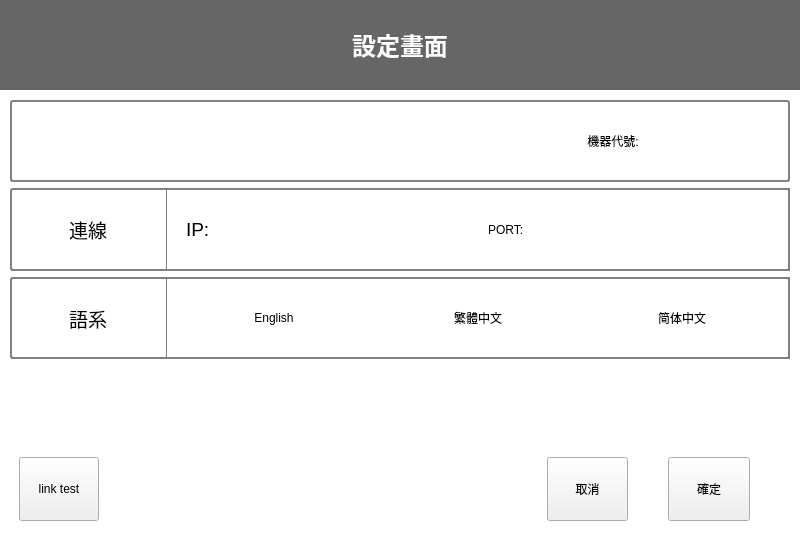
Above: BRClient/StageSetting.ui from roger0816/BRC before the change. Below: the same form after it.
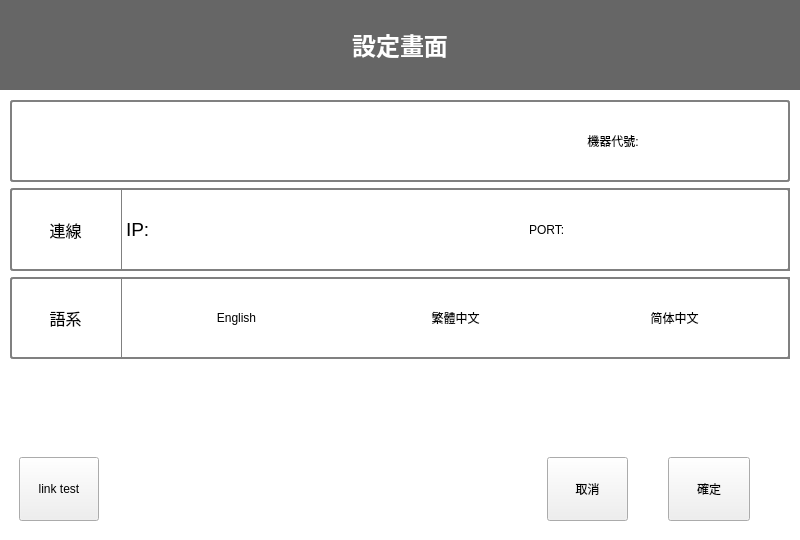
That is the form after the change. Custom widgets are drawn as their Qt base class.

What changed in the file:
```diff
--- a/BRClient/StageSetting.ui
+++ b/BRClient/StageSetting.ui
@@ -240,7 +240,7 @@
               <widget class="QWidget" name="wNetwork" native="true">
                <property name="minimumSize">
                 <size>
-                 <width>40</width>
+                 <width>121</width>
                  <height>40</height>
                 </size>
                </property>
@@ -254,7 +254,7 @@
     padding: 1px 18px 1px 3px;
     min-width: 6em;}</string>
                </property>
-               <layout class="QGridLayout" name="gridLayout_4" columnstretch="1,4">
+               <layout class="QGridLayout" name="gridLayout_4" columnstretch="1,6">
                 <property name="leftMargin">
                  <number>0</number>
                 </property>
@@ -280,7 +280,7 @@
                   </property>
                   <property name="font">
                    <font>
-                    <pointsize>14</pointsize>
+                    <pointsize>12</pointsize>
                    </font>
                   </property>
                   <property name="text">
@@ -295,7 +295,7 @@
                  <widget class="QWidget" name="w0_1" native="true">
                   <property name="minimumSize">
                    <size>
-                    <width>40</width>
+                    <width>119</width>
                     <height>40</height>
                    </size>
                   </property>
@@ -307,21 +307,21 @@
                   <property name="styleSheet">
                    <string notr="true"/>
                   </property>
-                  <layout class="QGridLayout" name="gridLayout_11">
+                  <layout class="QGridLayout" name="gridLayout_11" columnstretch="1,5,2,3">
                    <property name="leftMargin">
-                    <number>20</number>
+                    <number>5</number>
                    </property>
                    <property name="topMargin">
                     <number>5</number>
                    </property>
                    <property name="rightMargin">
-                    <number>20</number>
+                    <number>5</number>
                    </property>
                    <property name="bottomMargin">
                     <number>5</number>
                    </property>
                    <property name="horizontalSpacing">
-                    <number>20</number>
+                    <number>5</number>
                    </property>
                    <item row="0" column="3">
                     <widget class="Vinput" name="txtPort" native="true">
@@ -353,9 +353,15 @@
                    </item>
                    <item row="0" column="0">
                     <widget class="QLabel" name="lbTitle0">
+                     <property name="sizePolicy">
+                      <sizepolicy hsizetype="Maximum" vsizetype="Preferred">
+                       <horstretch>0</horstretch>
+                       <verstretch>0</verstretch>
+                      </sizepolicy>
+                     </property>
                      <property name="minimumSize">
                       <size>
-                       <width>40</width>
+                       <width>20</width>
                        <height>0</height>
                       </size>
                      </property>
@@ -377,9 +383,15 @@
                    </item>
                    <item row="0" column="2">
                     <widget class="QLabel" name="lb0">
+                     <property name="sizePolicy">
+                      <sizepolicy hsizetype="Maximum" vsizetype="Preferred">
+                       <horstretch>0</horstretch>
+                       <verstretch>0</verstretch>
+                      </sizepolicy>
+                     </property>
                      <property name="minimumSize">
                       <size>
-                       <width>40</width>
+                       <width>20</width>
                        <height>0</height>
                       </size>
                      </property>
@@ -489,7 +501,7 @@
               <widget class="QWidget" name="wLanguage" native="true">
                <property name="minimumSize">
                 <size>
-                 <width>40</width>
+                 <width>121</width>
                  <height>40</height>
                 </size>
                </property>
@@ -515,7 +527,7 @@
     min-width: 6em;}
 </string>
                </property>
-               <layout class="QGridLayout" name="gridLayout_12" columnstretch="1,4">
+               <layout class="QGridLayout" name="gridLayout_12" columnstretch="1,6">
                 <property name="leftMargin">
                  <number>0</number>
                 </property>
@@ -547,7 +559,7 @@
                   </property>
                   <property name="font">
                    <font>
-                    <pointsize>14</pointsize>
+                    <pointsize>12</pointsize>
                    </font>
                   </property>
                   <property name="text">
@@ -562,7 +574,7 @@
                  <widget class="QWidget" name="w2" native="true">
                   <property name="minimumSize">
                    <size>
-                    <width>0</width>
+                    <width>119</width>
                     <height>0</height>
                    </size>
                   </property>
```
Left out of the diff: 2 changed lines with no effect on the pictures.
